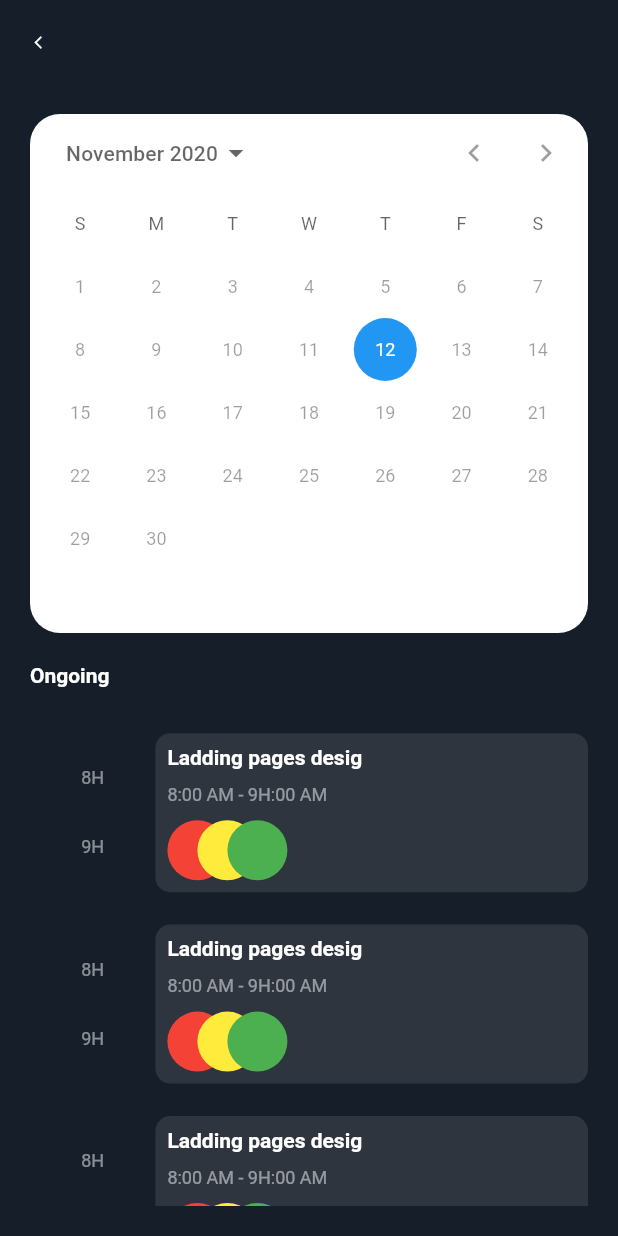
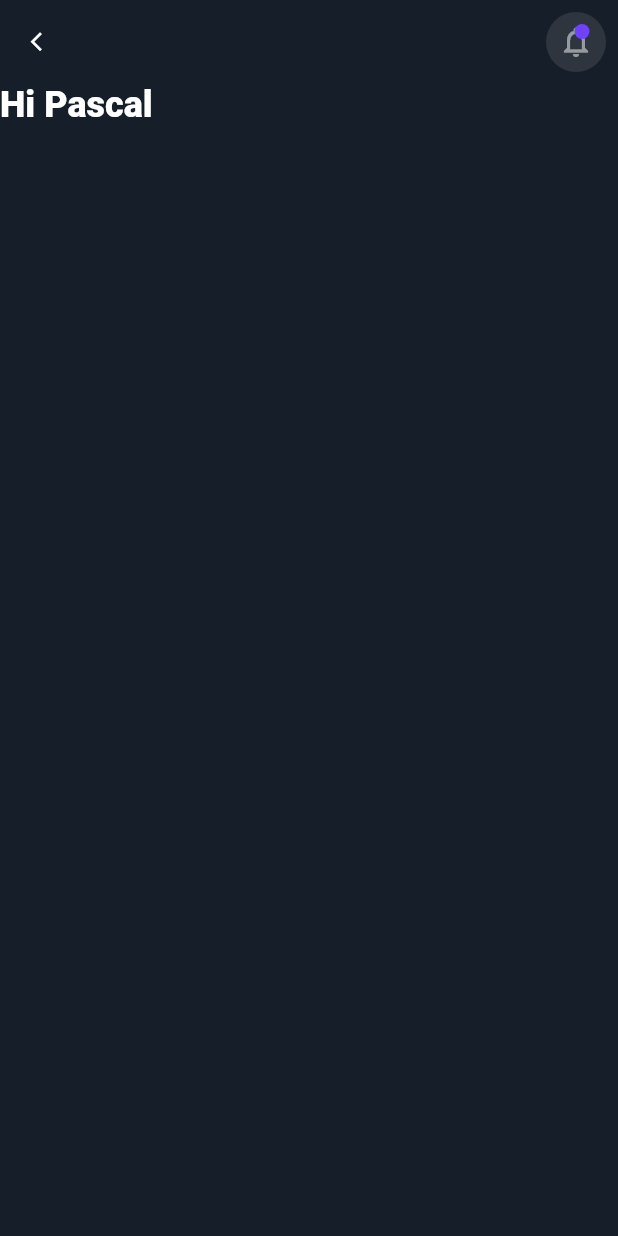
Before and after one commit to chizakasipascal/UX-UI-Design, a Flutter app: the screen it shows after launch, on a phone screen of 412 x 824 dp. Run offline on Flutter 3.47's test engine with Material 2 defaults, Android fonts, the light colour scheme and no system bars; Roboto replaces fonts that are missing (Ubuntu).

Commit message:
refactorung code

```diff
--- a/lib/src/constants/app_theme.dart
+++ b/lib/src/constants/app_theme.dart
@@ -1,6 +1,5 @@
 import 'package:flutter/material.dart';
 import 'package:ux_ui_design/src/utils/colors.dart';
-import 'font_family.dart';
 
 final ThemeData themeData = ThemeData(
   backgroundColor: BlackColor,
@@ -8,8 +7,5 @@ final ThemeData themeData = ThemeData(
   scaffoldBackgroundColor: BlackColor,
   primaryColor: BlackColor,
   accentColor: Mauvais,
-  fontFamily: FontFamily.ubuntu,
   splashColor: Mauvais.withOpacity(.4),
 );
-
-final TextTheme textTheme = TextTheme();
--- a/lib/src/constants/font_family.dart
+++ /dev/null
@@ -1,5 +0,0 @@
-class FontFamily {
-  FontFamily._();
-
-  static const String ubuntu = "Ubuntu";
-}
--- a/lib/src/views/screens/home_screen.dart
+++ b/lib/src/views/screens/home_screen.dart
@@ -9,136 +9,49 @@ class HomeScreen extends StatelessWidget {
       appBar: AppBar(
         leading: Icon(
           Icons.arrow_back_ios,
-          size: 10,
+          size: 15,
         ),
         elevation: 0,
-      ),
-      body: SafeArea(
-        child: Padding(
-          padding: const EdgeInsets.symmetric(horizontal: 20.0, vertical: 20.0),
-          child: SingleChildScrollView(
-            child: Column(
-              crossAxisAlignment: CrossAxisAlignment.start,
-              children: [
-                Container(
-                  decoration: BoxDecoration(
-                    color: WhiteColor,
-                    borderRadius: BorderRadius.circular(20),
-                  ),
-                  child: CalendarDatePicker(
-                    firstDate: DateTime.now(),
-                    initialDate: DateTime.now(),
-                    lastDate: DateTime.now(),
-                    onDateChanged: (DateTime value) {},
-                  ),
-                ),
-                SizedBox(height: 20),
-                Text(
-                  "Ongoing",
-                  style:
-                      TextStyle(fontWeight: FontWeight.bold, color: WhiteColor),
-                ),
-                SizedBox(height: 20),
-                OnpoindWidget(size: size),
-                OnpoindWidget(size: size),
-                OnpoindWidget(size: size),
-              ],
-            ),
-          ),
-        ),
-      ),
-    );
-  }
-}
-
-class OnpoindWidget extends StatelessWidget {
-  const OnpoindWidget({
-    Key key,
-    @required this.size,
-  }) : super(key: key);
-
-  final Size size;
-
-  @override
-  Widget build(BuildContext context) {
-    return Padding(
-      padding: const EdgeInsets.only(top: 2.0, bottom: 2.0),
-      child: Row(
-        mainAxisAlignment: MainAxisAlignment.spaceBetween,
-        children: [
-          Expanded(
-            child: Container(
-              height: size.height * .15,
-              child: Column(
-                mainAxisAlignment: MainAxisAlignment.spaceEvenly,
-                children: [
-                  Text(
-                    "8H",
-                    style: TextStyle(
-                      fontSize: 12,
+        actions: [
+          Padding(
+            padding: const EdgeInsets.only(right: 8.0),
+            child: SizedBox(
+              height: 40.0,
+              width: 40.0,
+              child: CircleAvatar(
+                backgroundColor: WhiteColor.withOpacity(.1),
+                child: Stack(
+                  overflow: Overflow.visible,
+                  children: [
+                    Icon(
+                      Icons.notifications_none,
                       color: WhiteColor.withOpacity(.5),
                     ),
-                  ),
-                  Text(
-                    "9H",
-                    style: TextStyle(
-                      fontSize: 12,
-                      color: WhiteColor.withOpacity(.5),
-                    ),
-                  ),
-                ],
+                    Positioned(
+                      right: 3,
+                      child: Container(
+                        height: 10,
+                        width: 10,
+                        decoration: BoxDecoration(
+                          color: Mauvais,
+                          borderRadius: BorderRadius.circular(35),
+                        ),
+                      ),
+                    )
+                  ],
+                ),
               ),
             ),
-          ),
-          Container(
-            width: size.width * .7,
-            decoration: BoxDecoration(
-              color: WhiteColor.withOpacity(.1),
-              borderRadius: BorderRadius.circular(10),
-            ),
-            child: Padding(
-              padding: const EdgeInsets.all(8.0),
-              child: Column(
-                crossAxisAlignment: CrossAxisAlignment.start,
-                children: [
-                  Text(
-                    "Ladding pages desig",
-                    style: TextStyle(
-                        fontWeight: FontWeight.bold, color: WhiteColor),
-                  ),
-                  SizedBox(height: 10),
-                  Text(
-                    "8:00 AM - 9H:00 AM",
-                    style: TextStyle(
-                      fontSize: 12,
-                      color: WhiteColor.withOpacity(.5),
-                    ),
-                  ),
-                  SizedBox(height: 10),
-                  Stack(
-                    overflow: Overflow.visible,
-                    children: [
-                      CircleAvatar(
-                        backgroundColor: Colors.red,
-                      ),
-                      Positioned(
-                        left: 20,
-                        child: CircleAvatar(
-                          backgroundColor: Colors.yellow,
-                        ),
-                      ),
-                      Positioned(
-                        left: 40,
-                        child: CircleAvatar(
-                          backgroundColor: Colors.green,
-                        ),
-                      ),
-                    ],
-                  )
-                ],
-              ),
-            ),
-          ),
+          )
+        ],
+      ),
+      body: Column(
+        children: [
+          Text(
+            "Hi Pascal",
+            style: TextStyle(
+                fontWeight: FontWeight.w900, fontSize: 24.0, color: WhiteColor),
+          )
         ],
       ),
     );
```
Also changed, not shown: pubspec.yaml (+1 -6 lines), pubspec.lock.
